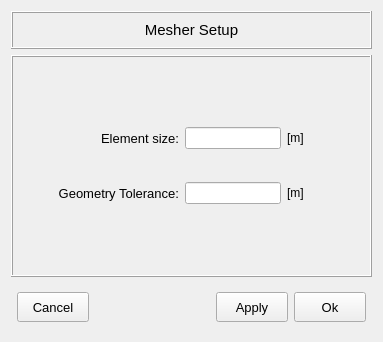
First picture: the form in pulse/interface/data/ui_files/model/setup/mesh/mesher_setup_input.ui, repository open-pulse/OpenPulse, before the edit.
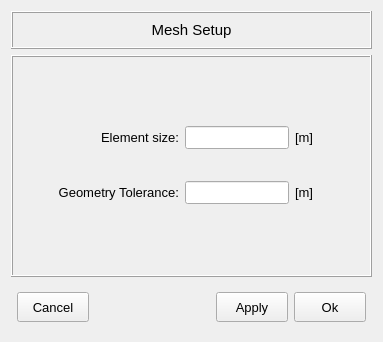
Second picture: the form after the edit.

Commit message: Update mesher_setup_input ui file

Patch:
```diff
--- a/pulse/interface/data/ui_files/model/setup/mesh/mesher_setup_input.ui
+++ b/pulse/interface/data/ui_files/model/setup/mesh/mesher_setup_input.ui
@@ -68,13 +68,13 @@
           <widget class="QLabel" name="label_2">
            <property name="minimumSize">
             <size>
-             <width>120</width>
+             <width>130</width>
              <height>20</height>
             </size>
            </property>
            <property name="maximumSize">
             <size>
-             <width>240</width>
+             <width>200</width>
              <height>16777215</height>
             </size>
            </property>
@@ -106,6 +106,11 @@
          </item>
          <item row="2" column="2">
           <widget class="QLineEdit" name="lineEdit_geometry_tolerance">
+           <property name="font">
+            <font>
+             <pointsize>10</pointsize>
+            </font>
+           </property>
            <property name="alignment">
             <set>Qt::AlignmentFlag::AlignCenter</set>
            </property>
@@ -115,13 +120,13 @@
           <widget class="QLabel" name="label">
            <property name="minimumSize">
             <size>
-             <width>120</width>
+             <width>130</width>
              <height>20</height>
             </size>
            </property>
            <property name="maximumSize">
             <size>
-             <width>240</width>
+             <width>200</width>
              <height>16777215</height>
             </size>
            </property>
@@ -153,6 +158,11 @@
          </item>
          <item row="0" column="2">
           <widget class="QLineEdit" name="lineEdit_element_size">
+           <property name="font">
+            <font>
+             <pointsize>10</pointsize>
+            </font>
+           </property>
            <property name="alignment">
             <set>Qt::AlignmentFlag::AlignCenter</set>
            </property>
@@ -160,6 +170,11 @@
          </item>
          <item row="0" column="3">
           <widget class="QLabel" name="label_3">
+           <property name="font">
+            <font>
+             <pointsize>10</pointsize>
+            </font>
+           </property>
            <property name="text">
             <string>[m]</string>
            </property>
@@ -167,6 +182,11 @@
          </item>
          <item row="2" column="3">
           <widget class="QLabel" name="label_4">
+           <property name="font">
+            <font>
+             <pointsize>10</pointsize>
+            </font>
+           </property>
            <property name="text">
             <string>[m]</string>
            </property>
@@ -210,7 +230,7 @@
          <enum>QFrame::Shape::NoFrame</enum>
         </property>
         <property name="text">
-         <string>Mesher Setup</string>
+         <string>Mesh Setup</string>
         </property>
         <property name="alignment">
          <set>Qt::AlignmentFlag::AlignCenter</set>
```
The commit also changes 3 other files.
